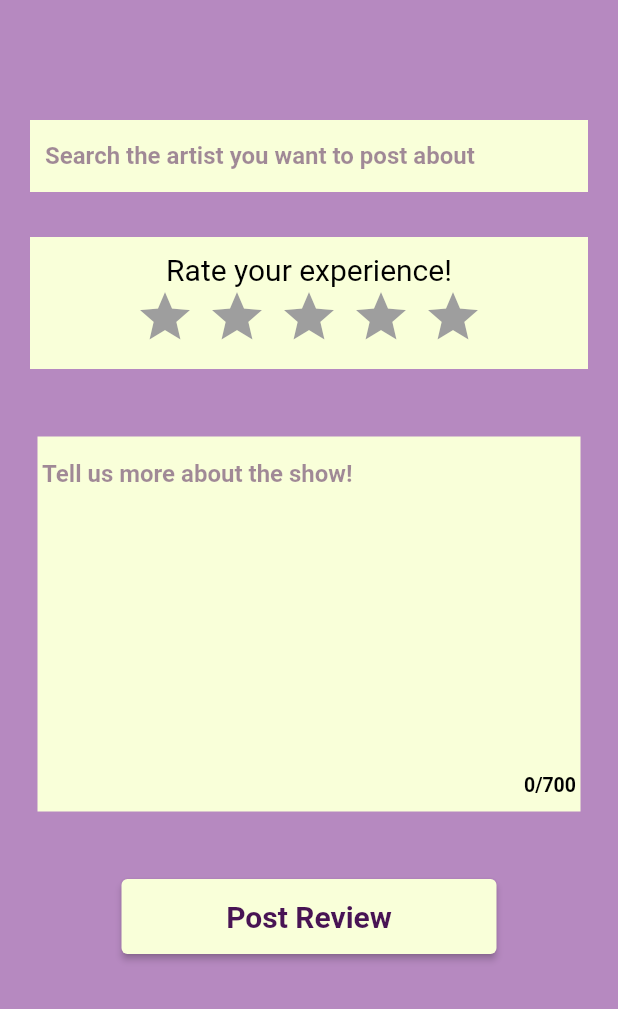
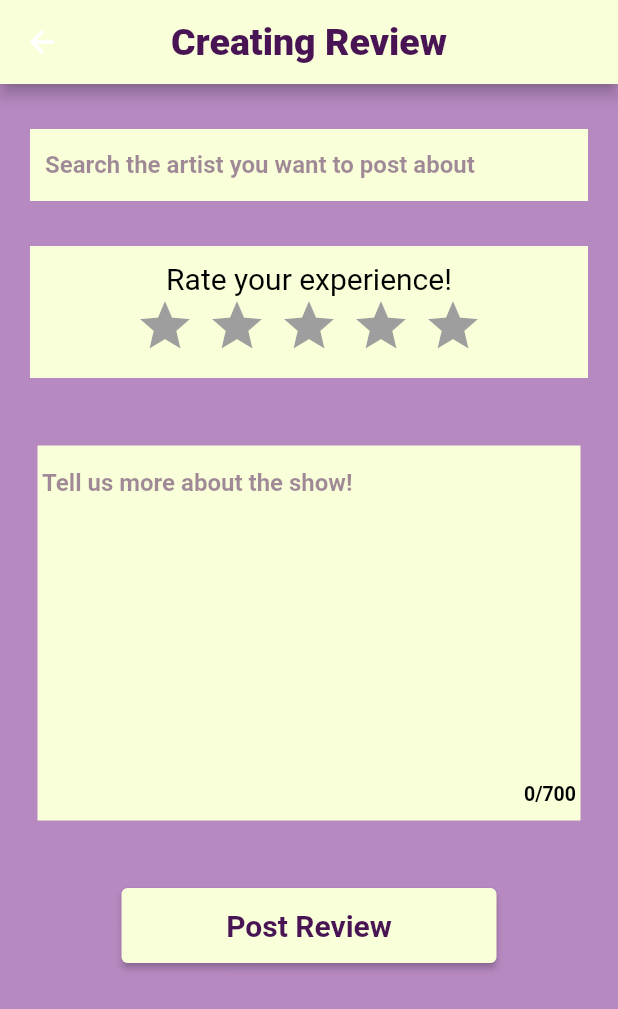
Before and after one commit to fatmasenagenc/funravel, a Flutter app: the CreateReview screen opened directly, on a phone screen of 412 x 824 dp. Shown: the top 1009 px of the screen. Run offline on Flutter 3.47's test engine with Material 2 defaults, Android fonts, the phone set to English and light mode, and no system bars; drawn by our look-alikes of flutter_rating_bar; our stand-ins replace cloud_firestore, firebase_auth, firebase_core, flutter_svg; accounts and stored records are empty.

Commit message:
fixing overflow bug in create post

```diff
--- a/lib/screens/create_group_invitation.dart
+++ b/lib/screens/create_group_invitation.dart
@@ -19,8 +19,8 @@ class _CreateGroupInv extends State<CreateGroupInv> {
         body:
         Padding(
             padding: const EdgeInsets.only(top: 70, left: 10, right:10),
-    child: SingleChildScrollView(
-    scrollDirection: Axis.vertical,
+          child: SingleChildScrollView(
+          scrollDirection: Axis.vertical,
           child: Column(
             children:[
               Container(
--- a/lib/screens/create_review.dart
+++ b/lib/screens/create_review.dart
@@ -21,9 +21,17 @@ class _CreateReviewState extends State<CreateReview> {
   @override
   Widget build(BuildContext context) {
     return Scaffold(
+        appBar: AppBar(
+          title: const Text('Creating Review', style: TextStyle(fontSize: 25,
+              fontWeight: FontWeight.w800,
+              color: kPrimaryDarkenedColor)),
+          centerTitle: true,
+        ),
       body:
       Padding(
-        padding: const EdgeInsets.only( top: 50, left: 10, right:10),
+        padding: const EdgeInsets.only(left: 10, right:10),
+      child: SingleChildScrollView(
+      scrollDirection: Axis.vertical,
         child:
         Column(
           crossAxisAlignment: CrossAxisAlignment.center,
@@ -169,6 +177,7 @@ class _CreateReviewState extends State<CreateReview> {
             )
         ]
       )
+      )
     ));
   }
 }
```
